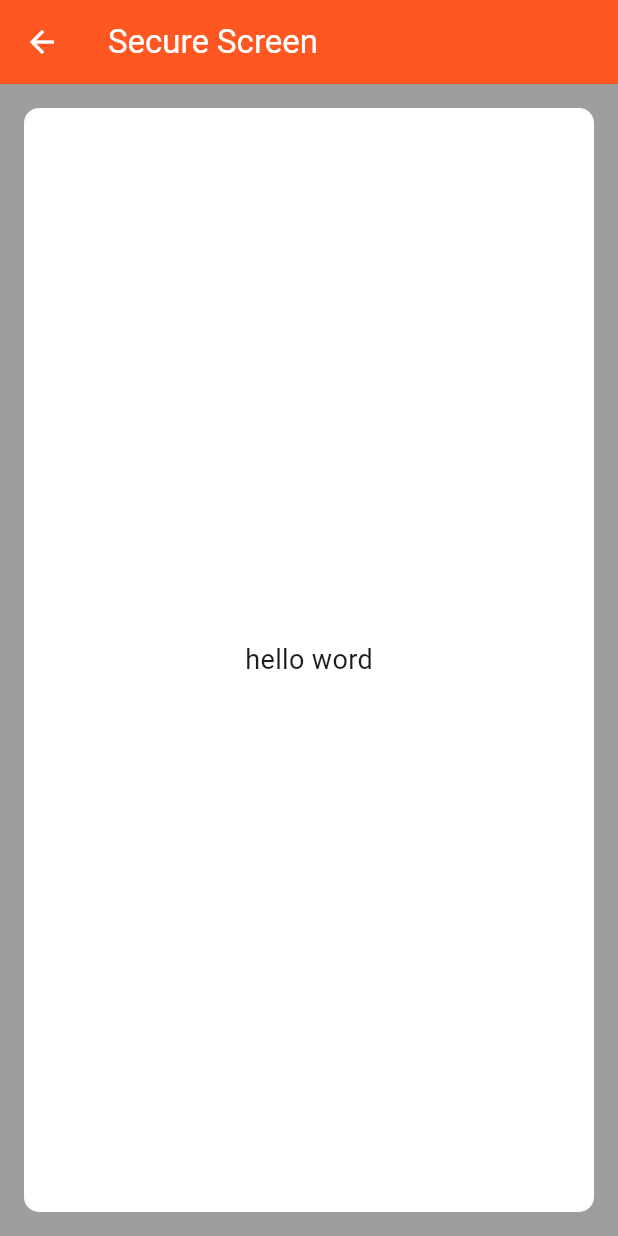
After one commit to Himeshkoli8523/secureshut, a Flutter app: the MyHomePage screen opened directly, item 2 of the bottom bar chosen, on a phone screen of 412 x 824 dp. The commit adds this screen. Run offline on Flutter 3.47's test engine with Material 3 defaults, Android fonts, the phone set to English and light mode, and no system bars; our stand-ins replace firebase_auth, firebase_core; accounts and stored records are empty.

Commit message:
good code
the code is runing properly with out any issue till now

```diff
--- a/lib/main.dart
+++ b/lib/main.dart
@@ -35,8 +35,10 @@ class MyApp extends StatelessWidget {
       initialRoute: 'login_page',
       routes: {
         'login_page':(context) => const MyLogin() ,
+
         // Add other routes here if needed
         'signup_page':(context) =>  MYSignUp(),
+
       },
       // Use initialRoute or home to specify the initial route
       // initialRoute: '/',
--- /dev/null
+++ b/lib/secure_s.dart
@@ -0,0 +1,47 @@
+import 'package:flutter/material.dart';
+
+class MySecure extends StatefulWidget {
+  const MySecure({super.key});
+
+  @override
+  State<MySecure> createState() => _MySecureState();
+}
+
+class _MySecureState extends State<MySecure> {
+  @override
+  Widget build(BuildContext context) {
+    return Scaffold(
+      appBar: AppBar(
+        title: const Text('Secure Screen'),
+      ),
+      body: Container(
+        decoration: BoxDecoration(
+          color: Colors.white, // Background color
+          borderRadius: BorderRadius.circular(10), // Optional: Customize border radius
+          boxShadow: [
+            BoxShadow(
+              color: Colors.grey.withOpacity(0.5), // Shadow color
+              spreadRadius: 5,
+              blurRadius: 7,
+              offset: const Offset(0, 3), // changes position of shadow
+            ),
+          ],
+        ),
+        padding: const EdgeInsets.all(16), // Optional: Add padding
+        margin: const EdgeInsets.all(16), // Optional: Add margin
+        child: const Center(
+          child: Text(
+            'hello word',
+            style: TextStyle(fontSize: 18),
+          ),
+        ),
+      ),
+    );
+  }
+}
+
+void main() {
+  runApp(const MaterialApp(
+    home: MySecure(),
+  ));
+}
```
Also changed, not shown: lib/home_page.dart (+14 -3 lines), lib/login_page.dart (+7 -16 lines).
